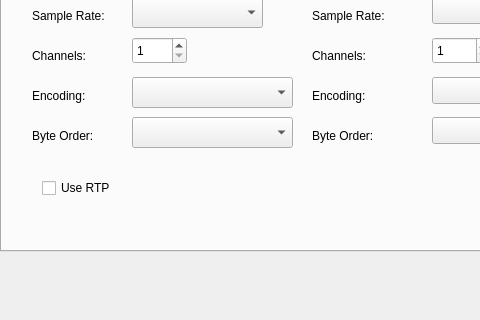
alexlee188/ghpsdr3-alex, file trunk/src/QtRadio/Configure.ui: the form before one commit; both pictures show x 0 to 480 and y 89 to 409 of the 688 by 409 pixel window.
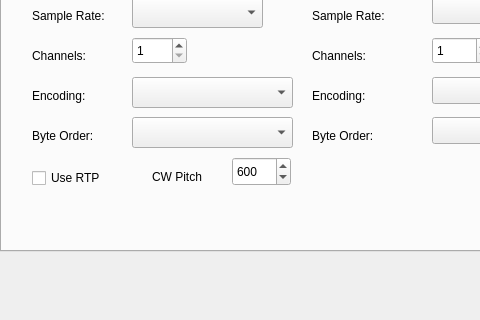
The form after the commit. The open tabs and pages were chosen to show the change.

Commit message: Spin Box for CW Pitch added to Configure/Audio tab

What changed in the file:
```diff
--- a/trunk/src/QtRadio/Configure.ui
+++ b/trunk/src/QtRadio/Configure.ui
@@ -535,8 +535,8 @@
     <widget class="QCheckBox" name="rtpCheckBox">
      <property name="geometry">
       <rect>
-       <x>40</x>
-       <y>240</y>
+       <x>30</x>
+       <y>230</y>
        <width>97</width>
        <height>22</height>
       </rect>
@@ -545,6 +545,41 @@
       <string>Use RTP</string>
      </property>
     </widget>
+    <widget class="QSpinBox" name="spinBox_cwPitch">
+     <property name="geometry">
+      <rect>
+       <x>230</x>
+       <y>220</y>
+       <width>59</width>
+       <height>29</height>
+      </rect>
+     </property>
+     <property name="minimum">
+      <number>400</number>
+     </property>
+     <property name="maximum">
+      <number>1000</number>
+     </property>
+     <property name="singleStep">
+      <number>50</number>
+     </property>
+     <property name="value">
+      <number>600</number>
+     </property>
+    </widget>
+    <widget class="QLabel" name="label_cwPitch">
+     <property name="geometry">
+      <rect>
+       <x>150</x>
+       <y>230</y>
+       <width>69</width>
+       <height>19</height>
+      </rect>
+     </property>
+     <property name="text">
+      <string>CW Pitch</string>
+     </property>
+    </widget>
    </widget>
    <widget class="QWidget" name="Display">
     <attribute name="title">
```
Left out of the diff: 2 changed lines with no effect on the pictures. The commit also changes 4 other files.
